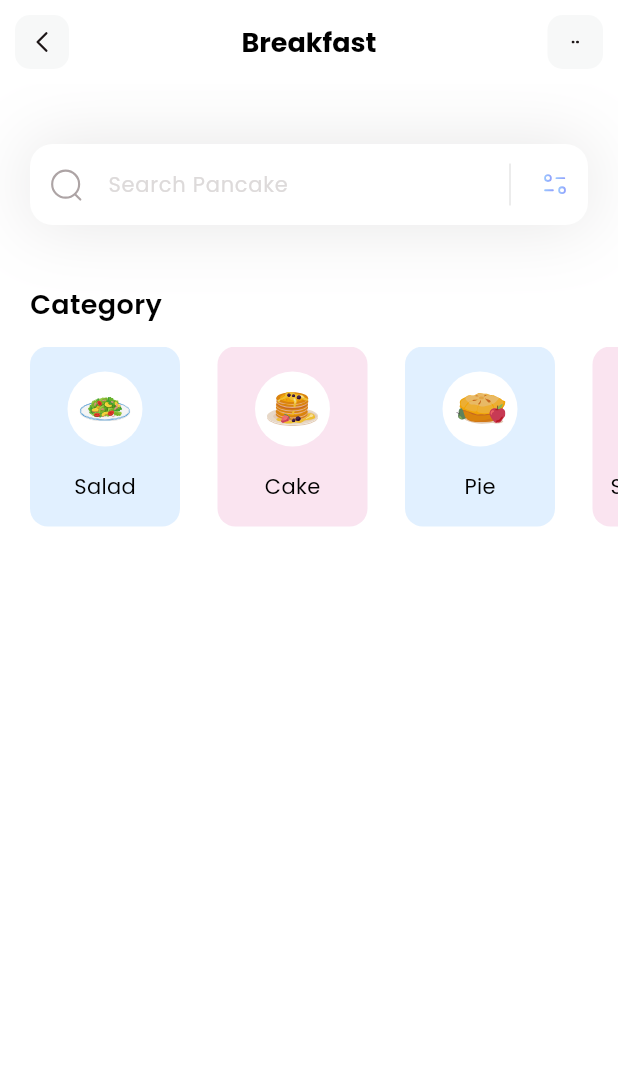
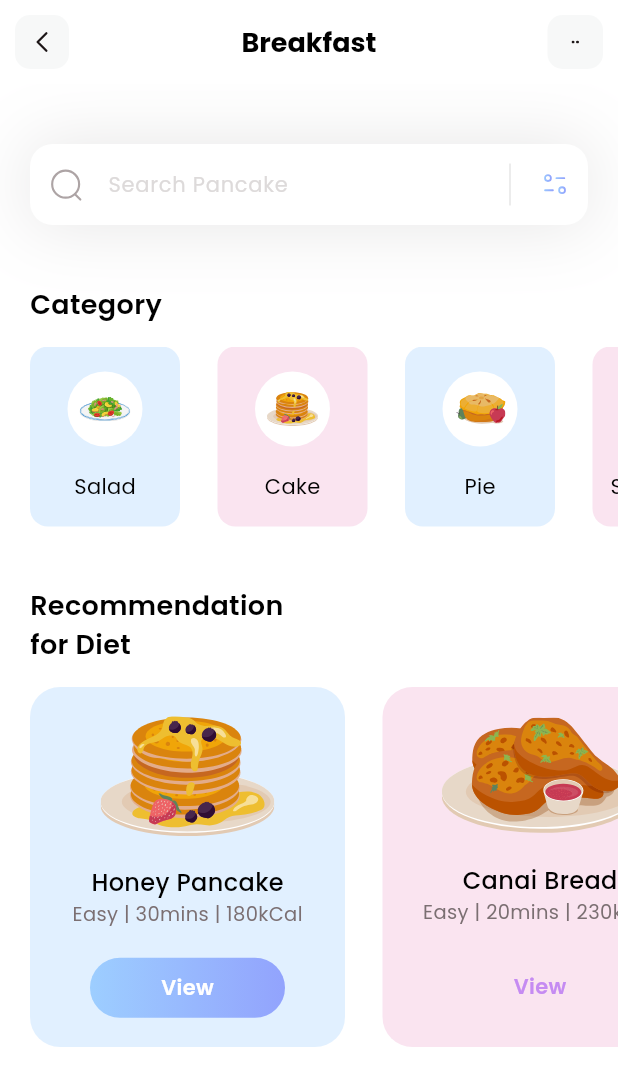
Before and after one commit to Adil-io/fitness, a Flutter app: the screen it shows after launch, on a phone screen of 412 x 824 dp. Shown: the top 1086 px of the screen. Run offline on Flutter 3.47's test engine with Material 3 defaults, Android fonts, the phone set to English and light mode, and no system bars; our stand-ins replace flutter_svg.

Commit message:
Recommendation for diet

```diff
--- a/lib/main.dart
+++ b/lib/main.dart
@@ -13,7 +13,7 @@ class MyApp extends StatelessWidget {
     return MaterialApp(
       debugShowCheckedModeBanner: false,
       theme: ThemeData(fontFamily: 'Poppins'),
-      home: HomePage(),
+      home: const HomePage(),
     );
   }
 }
--- a/lib/models/category_model.dart
+++ b/lib/models/category_model.dart
@@ -18,7 +18,7 @@ class CategoryModel {
       CategoryModel(
         name: 'Salad',
         iconPath: 'assets/icons/plate.svg',
-        boxColor: Color(0xff9DCEFF)
+        boxColor: const Color(0xff9DCEFF)
       )
     );
 
@@ -26,7 +26,7 @@ class CategoryModel {
       CategoryModel(
         name: 'Cake',
         iconPath: 'assets/icons/pancakes.svg',
-        boxColor: Color(0xffEEA4CE)
+        boxColor: const Color(0xffEEA4CE)
       )
     );
 
@@ -34,7 +34,7 @@ class CategoryModel {
       CategoryModel(
         name: 'Pie',
         iconPath: 'assets/icons/pie.svg',
-        boxColor: Color(0xff9DCEFF)
+        boxColor: const Color(0xff9DCEFF)
       )
     );
 
@@ -42,7 +42,7 @@ class CategoryModel {
       CategoryModel(
         name: 'Smoothies',
         iconPath: 'assets/icons/orange-snacks.svg',
-        boxColor: Color(0xffEEA4CE)
+        boxColor: const Color(0xffEEA4CE)
       )
     );
 
--- /dev/null
+++ b/lib/models/diet_model.dart
@@ -0,0 +1,51 @@
+import 'package:flutter/material.dart';
+
+class DietModel {
+  String name;
+  String iconPath;
+  String level;
+  String duration;
+  String calorie;
+  Color boxColor;
+  bool viewIsSelected;
+
+  DietModel({
+    required this.name,
+    required this.iconPath,
+    required this.level,
+    required this.duration,
+    required this.calorie,
+    required this.boxColor,
+    required this.viewIsSelected
+  });
+
+  static List < DietModel > getDiets() {
+    List < DietModel > diets = [];
+
+    diets.add(
+      DietModel(
+       name: 'Honey Pancake',
+       iconPath: 'assets/icons/honey-pancakes.svg',
+       level: 'Easy',
+       duration: '30mins',
+       calorie: '180kCal',
+       viewIsSelected: true,
+       boxColor: const Color(0xff9DCEFF)
+      )
+    );
+
+    diets.add(
+      DietModel(
+       name: 'Canai Bread',
+       iconPath: 'assets/icons/canai-bread.svg',
+       level: 'Easy',
+       duration: '20mins',
+       calorie: '230kCal',
+       viewIsSelected: false,
+       boxColor: const Color(0xffEEA4CE)
+      )
+    );
+
+    return diets;
+  }
+}
--- a/lib/pages/home.dart
+++ b/lib/pages/home.dart
@@ -1,9 +1,10 @@
 import 'package:fitness/models/category_model.dart';
+import 'package:fitness/models/diet_model.dart';
 import 'package:flutter/material.dart';
 import 'package:flutter_svg/svg.dart';
 
 class HomePage extends StatefulWidget {
-  HomePage({super.key});
+  const HomePage({super.key});
 
   @override
   State<HomePage> createState() => _HomePageState();
@@ -11,14 +12,16 @@ class HomePage extends StatefulWidget {
 
 class _HomePageState extends State<HomePage> {
   List<CategoryModel> categories = [];
+  List<DietModel> diets = [];
 
-  void _getCategories() {
+  void _getInitialInfo() {
     categories = CategoryModel.getCategories();
+    diets = DietModel.getDiets();
   }
 
   @override
   Widget build(BuildContext context) {
-    _getCategories();
+    _getInitialInfo();
     return Scaffold(
       appBar: appBar(),
       backgroundColor: Colors.white,
@@ -26,11 +29,101 @@ class _HomePageState extends State<HomePage> {
         crossAxisAlignment: CrossAxisAlignment.start,
         children: [
           _searchField(),
-          SizedBox(height: 40,),
-          _categoriesSection()
+          const SizedBox(height: 40,),
+          _categoriesSection(),
+          const SizedBox(height: 40,),
+          _dietSection()
         ],
       ),
     );
+  }
+
+  Column _dietSection() {
+    return Column(
+          crossAxisAlignment: CrossAxisAlignment.start,
+          children: [
+            Padding(
+              padding: const EdgeInsets.only(left: 20),
+              child: Text(
+                'Recommendation\nfor Diet',
+                style: TextStyle(
+                  color: Colors.black,
+                  fontSize: 18,
+                  fontWeight: FontWeight.w600
+                ),
+              ),
+            ),
+            SizedBox(height: 15,),
+            Container(
+              height: 240,
+              child: ListView.separated(
+                itemBuilder: (context, index) {
+                  return Container(
+                    width: 210,
+                    decoration: BoxDecoration(
+                      color: diets[index].boxColor.withOpacity(0.3),
+                      borderRadius: BorderRadius.circular(20)
+                    ),
+                    child: Column(
+                      mainAxisAlignment: MainAxisAlignment.spaceEvenly,
+                      children: [
+                        SvgPicture.asset(diets[index].iconPath),
+                        Column(
+                          children: [
+                            Text(
+                              diets[index].name,
+                              style: TextStyle(
+                                fontWeight: FontWeight.w500,
+                                color: Colors.black,
+                                fontSize: 16
+                              )
+                            ),
+                            Text(
+                              diets[index].level + ' | ' + diets[index].duration + ' | ' + diets[index].calorie,
+                              style: TextStyle(
+                                color: Color(0xff7B6F72),
+                                fontSize: 13,
+                                fontWeight: FontWeight.w400
+                              )
+                            ),
+                          ],
+                        ),
+                        Container(
+                          height: 40,
+                          width: 130,
+                          child: Center(
+                            child: Text(
+                              'View',
+                              style: TextStyle(
+                                color: diets[index].viewIsSelected ? Colors.white : Color(0xffC58BF2),
+                                fontWeight: FontWeight.w600,
+                                fontSize: 14
+                              ),
+                            ),
+                          ),
+                          decoration: BoxDecoration(
+                            gradient: LinearGradient(
+                              colors: [
+                                diets[index].viewIsSelected ? Color(0xff9DCEFF) : Colors.transparent,
+                                diets[index].viewIsSelected ? Color(0xff92A3FD) : Colors.transparent,
+
+                              ]
+                            ),
+                            borderRadius: BorderRadius.circular(50)
+                          ),
+                        )
+                      ],
+                    ),
+                  );
+                },
+                separatorBuilder: (context, index) => SizedBox(width: 25,),
+                itemCount: diets.length,
+                scrollDirection: Axis.horizontal,
+                padding: EdgeInsets.only(left: 20, right: 20),
+              ),
+            )
+          ],
+        );
   }
 
   Column _categoriesSection() {
@@ -68,7 +161,7 @@ class _HomePageState extends State<HomePage> {
                         Container(
                           width: 50,
                           height: 50,
-                          decoration: BoxDecoration(
+                          decoration: const BoxDecoration(
                             color: Colors.white,
                             shape: BoxShape.circle
                           ),
@@ -79,7 +172,7 @@ class _HomePageState extends State<HomePage> {
                         ),
                         Text(
                           categories[index].name,
-                          style: TextStyle(
+                          style: const TextStyle(
                             fontWeight: FontWeight.w400,
                             color: Colors.black,
                             fontSize: 14
```
